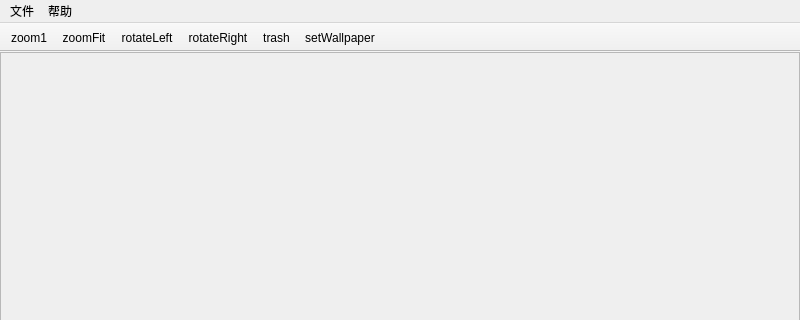
This is mainwindow.ui in sonichy/HTYImageViewer as Qt 5 draws it before an edit; both pictures show x 0 to 800 and y 0 to 320 of the 800 by 600 pixel window. The edited form follows.
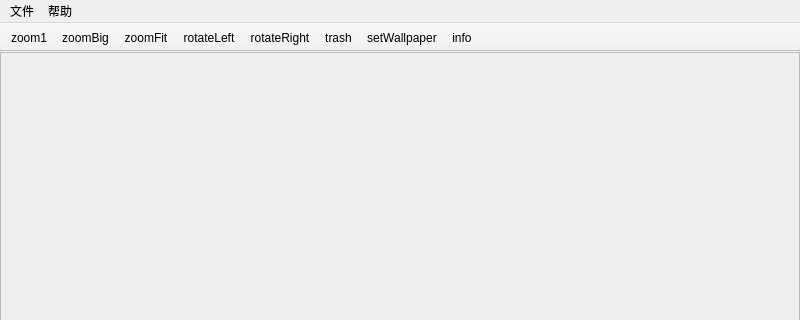
This is the edited form. Icons and pictures are not drawn.

Commit message: 增加：读取gif文件，缩小适合窗口，缩放比例信息

Patch:
```diff
--- a/mainwindow.ui
+++ b/mainwindow.ui
@@ -124,11 +124,13 @@
     <bool>false</bool>
    </attribute>
    <addaction name="actionZoom1"/>
+   <addaction name="actionZoomBig"/>
    <addaction name="actionZoomFit"/>
    <addaction name="actionRotateLeft"/>
    <addaction name="actionRotateRight"/>
    <addaction name="actionTrash"/>
    <addaction name="actionSetWallpaper"/>
+   <addaction name="actionInfo"/>
   </widget>
   <widget class="QStatusBar" name="statusBar"/>
   <action name="action_open">
@@ -240,6 +242,27 @@
     <string>Ctrl+Shift+P</string>
    </property>
   </action>
+  <action name="actionInfo">
+   <property name="icon">
+    <iconset resource="res.qrc">
+     <normaloff>:/info.svg</normaloff>:/info.svg</iconset>
+   </property>
+   <property name="text">
+    <string>info</string>
+   </property>
+   <property name="toolTip">
+    <string>信息</string>
+   </property>
+  </action>
+  <action name="actionZoomBig">
+   <property name="icon">
+    <iconset resource="res.qrc">
+     <normaloff>:/zoombig.svg</normaloff>:/zoombig.svg</iconset>
+   </property>
+   <property name="text">
+    <string>zoomBig</string>
+   </property>
+  </action>
  </widget>
  <layoutdefault spacing="6" margin="11"/>
  <resources/>
```
Left out of the diff: 20 changed lines with no effect on the pictures. The commit also changes 6 other files.
